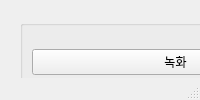
This is interface/PyQt4/interface.ui in guq9618/capstone as Qt 5 draws it before an edit. The edited form follows.
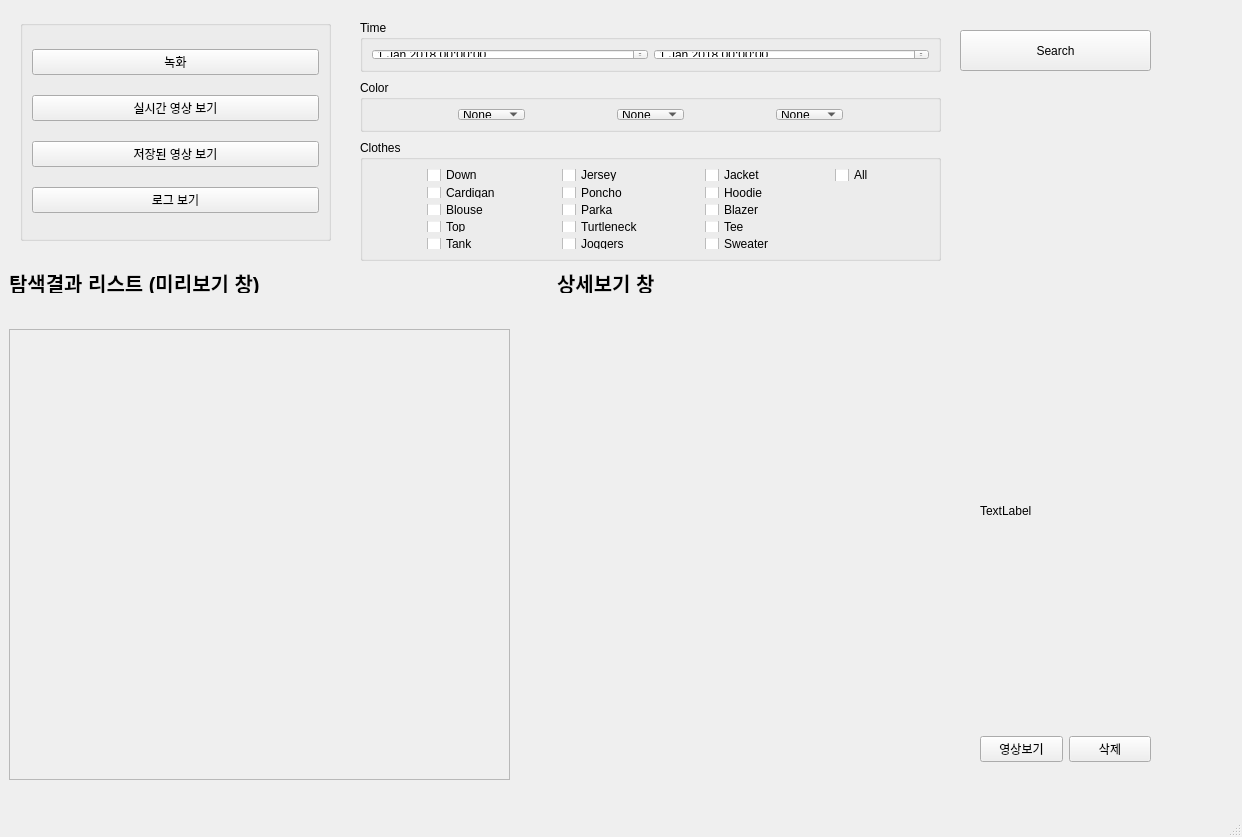
This is the edited form.

Patch:
```diff
--- a/interface/PyQt4/interface.ui
+++ b/interface/PyQt4/interface.ui
@@ -5,6 +5,14 @@
   <property name="enabled">
    <bool>true</bool>
   </property>
+  <property name="geometry">
+   <rect>
+    <x>0</x>
+    <y>0</y>
+    <width>1242</width>
+    <height>837</height>
+   </rect>
+  </property>
   <property name="sizePolicy">
    <sizepolicy hsizetype="Preferred" vsizetype="Preferred">
     <horstretch>0</horstretch>
@@ -27,8 +35,14 @@
       <height>451</height>
      </rect>
     </property>
+    <property name="sizePolicy">
+     <sizepolicy hsizetype="Expanding" vsizetype="Expanding">
+      <horstretch>0</horstretch>
+      <verstretch>0</verstretch>
+     </sizepolicy>
+    </property>
     <property name="verticalScrollBarPolicy">
-     <enum>Qt::ScrollBarAlwaysOn</enum>
+     <enum>Qt::ScrollBarAsNeeded</enum>
     </property>
     <property name="horizontalScrollBarPolicy">
      <enum>Qt::ScrollBarAsNeeded</enum>
@@ -36,12 +50,15 @@
     <property name="widgetResizable">
      <bool>true</bool>
     </property>
+    <property name="alignment">
+     <set>Qt::AlignJustify|Qt::AlignVCenter</set>
+    </property>
     <widget class="QWidget" name="scrollAreaWidgetContents">
      <property name="geometry">
       <rect>
        <x>0</x>
        <y>0</y>
-       <width>482</width>
+       <width>499</width>
        <height>449</height>
       </rect>
      </property>
@@ -98,8 +115,8 @@
    <widget class="QLabel" name="detail_image_lab1">
     <property name="geometry">
      <rect>
-      <x>557</x>
-      <y>329</y>
+      <x>550</x>
+      <y>330</y>
       <width>391</width>
       <height>441</height>
      </rect>
```
Left out of the diff: 19 changed lines with no effect on the pictures.
